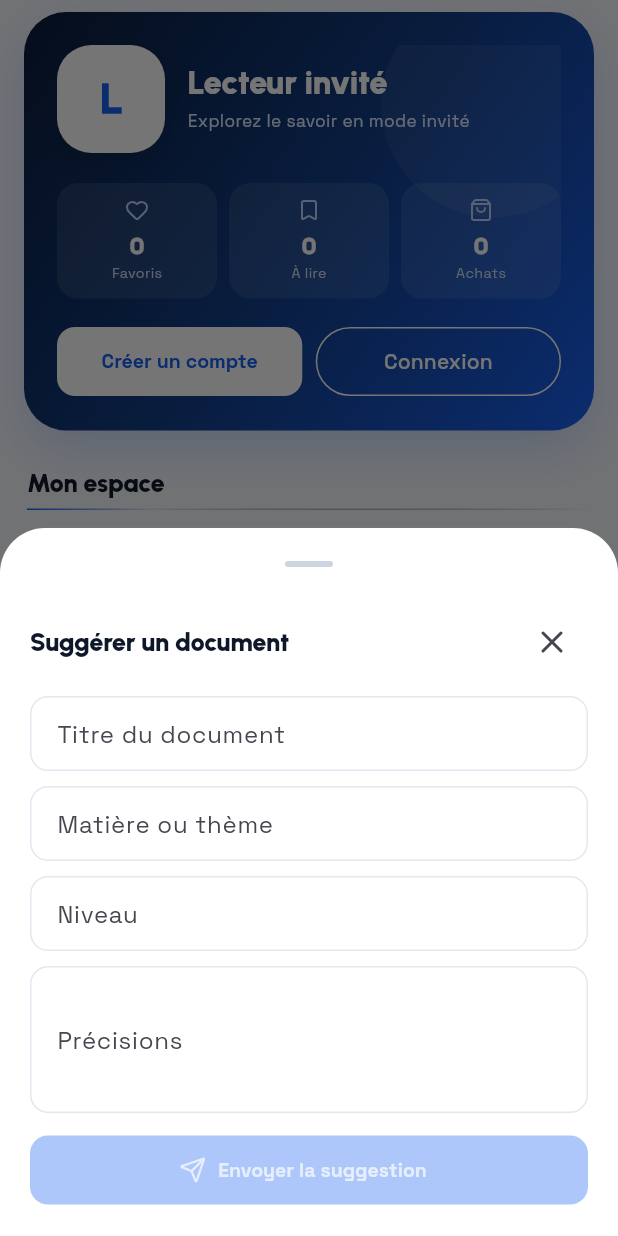
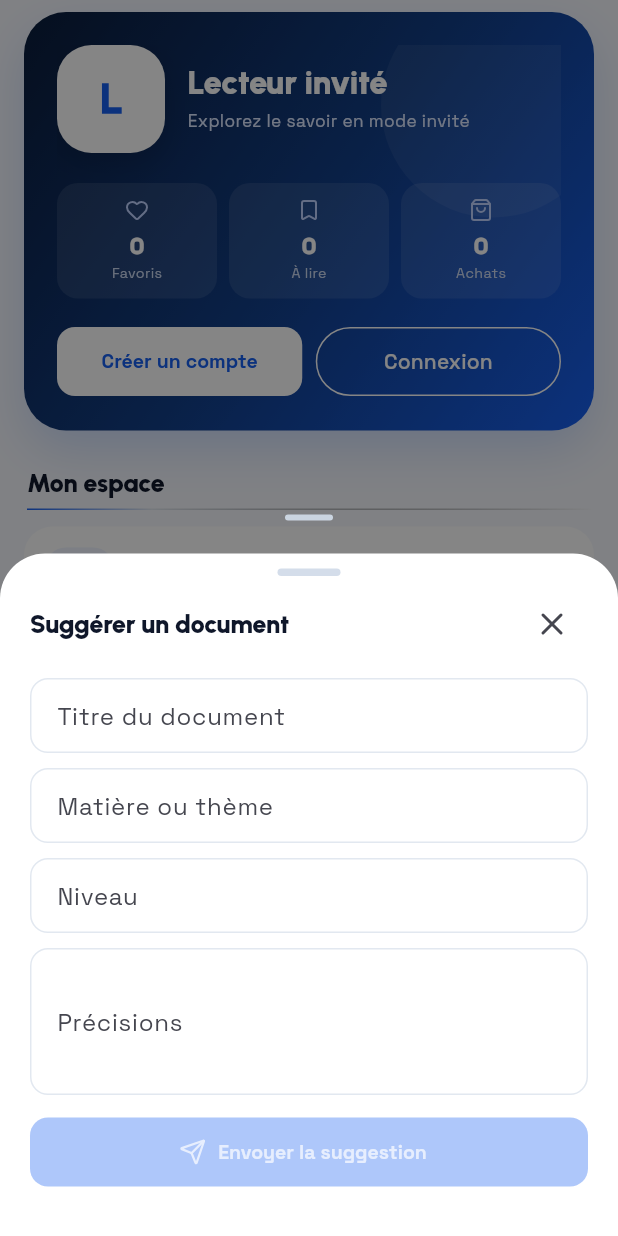
Before and after one commit to aY-Hack-dev/fasobiblio-flutter, a Flutter app: the ProfileScreen widget shown alone on an empty page, opened directly with empty values, after a tap on "Suggérer un document", on a phone screen of 412 x 824 dp. Run offline on Flutter 3.47's test engine with Material 3 defaults, Android fonts, the phone set to English and light mode, and no system bars; our stand-ins replace cached_network_image, connectivity_plus, flutter_markdown, flutter_svg, google_fonts, lucide_icons_flutter and 3 more; missing offline and left inert: pdfrx; accounts and stored records are empty; network calls fail.

Commit message:
UI: keep bottom sheets clear of system navigation

```diff
--- a/lib/screens/profile_screen.dart
+++ b/lib/screens/profile_screen.dart
@@ -17,7 +17,14 @@ class ProfileScreen extends StatelessWidget {
 
   Future<void> _support(BuildContext context) async {
     if (!requireInternet(context, state)) return;
-    final result = await showModalBottomSheet<(String, String)>(context: context, isScrollControlled: true, useSafeArea: true, showDragHandle: true, builder: (_) => const _SupportSheet());
+    final result = await showModalBottomSheet<(String, String)>(
+      context: context,
+      isScrollControlled: true,
+      useSafeArea: true,
+      backgroundColor: Colors.transparent,
+      barrierColor: Colors.black.withValues(alpha: .48),
+      builder: (_) => const _SheetFrame(child: _SupportSheet()),
+    );
     if (result == null || !context.mounted) return;
     try {
       await state.api.sendSupportMessage(type: result.$1, message: result.$2);
@@ -29,7 +36,14 @@ class ProfileScreen extends StatelessWidget {
 
   Future<void> _suggest(BuildContext context) async {
     if (!requireInternet(context, state)) return;
-    final result = await showModalBottomSheet<(String, String, String, String)>(context: context, isScrollControlled: true, useSafeArea: true, showDragHandle: true, builder: (_) => const _SuggestionSheet());
+    final result = await showModalBottomSheet<(String, String, String, String)>(
+      context: context,
+      isScrollControlled: true,
+      useSafeArea: true,
+      backgroundColor: Colors.transparent,
+      barrierColor: Colors.black.withValues(alpha: .48),
+      builder: (_) => const _SheetFrame(child: _SuggestionSheet()),
+    );
     if (result == null || !context.mounted) return;
     try {
       await state.api.sendSuggestion(title: result.$1, subject: result.$2, level: result.$3, details: result.$4);
@@ -194,6 +208,35 @@ class _Menu extends StatelessWidget {
   );
 }
 
+class _SheetFrame extends StatelessWidget {
+  const _SheetFrame({required this.child});
+  final Widget child;
+
+  @override
+  Widget build(BuildContext context) {
+    final dark = Theme.of(context).brightness == Brightness.dark;
+    return SafeArea(
+      top: false,
+      child: Material(
+        color: dark ? const Color(0xFF111B2C) : Colors.white,
+        elevation: 20,
+        shadowColor: Colors.black.withValues(alpha: .2),
+        clipBehavior: Clip.antiAlias,
+        borderRadius: const BorderRadius.vertical(top: Radius.circular(30)),
+        child: Column(
+          mainAxisSize: MainAxisSize.min,
+          children: [
+            const SizedBox(height: 10),
+            Container(width: 42, height: 5, decoration: BoxDecoration(color: dark ? const Color(0xFF43516A) : const Color(0xFFD4DDEA), borderRadius: BorderRadius.circular(10))),
+            Flexible(child: child),
+            SizedBox(height: MediaQuery.viewPaddingOf(context).bottom == 0 ? 10 : 4),
+          ],
+        ),
+      ),
+    );
+  }
+}
+
 class _SupportSheet extends StatefulWidget {
   const _SupportSheet();
   @override
@@ -213,7 +256,7 @@ class _SupportSheetState extends State<_SupportSheet> {
   void dispose() { controller.dispose(); super.dispose(); }
   @override
   Widget build(BuildContext context) => SingleChildScrollView(
-    padding: EdgeInsets.fromLTRB(20, 14, 20, MediaQuery.viewInsetsOf(context).bottom + 20),
+    padding: EdgeInsets.fromLTRB(20, 10, 20, MediaQuery.viewInsetsOf(context).bottom + 22),
     child: Column(mainAxisSize: MainAxisSize.min, crossAxisAlignment: CrossAxisAlignment.start, children: [
       Row(children: [Expanded(child: Text('Contacter Fasobiblio', style: Theme.of(context).textTheme.titleLarge)), IconButton(onPressed: () => Navigator.pop(context), icon: const Icon(AppIcons.close))]),
       const SizedBox(height: 5),
@@ -245,5 +288,20 @@ class _SuggestionSheetState extends State<_SuggestionSheet> {
   @override
   void dispose() { title.dispose(); subject.dispose(); level.dispose(); details.dispose(); super.dispose(); }
   @override
-  Widget build(BuildContext context) => SingleChildScrollView(padding: EdgeInsets.fromLTRB(20, 4, 20, MediaQuery.viewInsetsOf(context).bottom + 20), child: Column(mainAxisSize: MainAxisSize.min, crossAxisAlignment: CrossAxisAlignment.start, children: [Row(children: [Expanded(child: Text('Suggérer un document', style: Theme.of(context).textTheme.titleLarge)), IconButton(onPressed: () => Navigator.pop(context), icon: const Icon(AppIcons.close))]), const SizedBox(height: 12), TextField(controller: title, onChanged: (_) => setState(() {}), decoration: const InputDecoration(labelText: 'Titre du document')), const SizedBox(height: 10), TextField(controller: subject, decoration: const InputDecoration(labelText: 'Matière ou thème')), const SizedBox(height: 10), TextField(controller: level, decoration: const InputDecoration(labelText: 'Niveau')), const SizedBox(height: 10), TextField(controller: details, minLines: 3, maxLines: 5, decoration: const InputDecoration(labelText: 'Précisions')), const SizedBox(height: 14), SizedBox(width: double.infinity, child: FilledButton.icon(onPressed: title.text.trim().length < 2 ? null : () => Navigator.pop(context, (title.text.trim(), subject.text.trim(), level.text.trim(), details.text.trim())), icon: const Icon(AppIcons.send), label: const Text('Envoyer la suggestion')))]));
+  Widget build(BuildContext context) => SingleChildScrollView(
+    padding: EdgeInsets.fromLTRB(20, 8, 20, MediaQuery.viewInsetsOf(context).bottom + 22),
+    child: Column(mainAxisSize: MainAxisSize.min, crossAxisAlignment: CrossAxisAlignment.start, children: [
+      Row(children: [Expanded(child: Text('Suggérer un document', style: Theme.of(context).textTheme.titleLarge)), IconButton(onPressed: () => Navigator.pop(context), icon: const Icon(AppIcons.close))]),
+      const SizedBox(height: 12),
+      TextField(controller: title, onChanged: (_) => setState(() {}), decoration: const InputDecoration(labelText: 'Titre du document')),
+      const SizedBox(height: 10),
+      TextField(controller: subject, decoration: const InputDecoration(labelText: 'Matière ou thème')),
+      const SizedBox(height: 10),
+      TextField(controller: level, decoration: const InputDecoration(labelText: 'Niveau')),
+      const SizedBox(height: 10),
+      TextField(controller: details, minLines: 3, maxLines: 5, decoration: const InputDecoration(labelText: 'Précisions')),
+      const SizedBox(height: 14),
+      SizedBox(width: double.infinity, child: FilledButton.icon(onPressed: title.text.trim().length < 2 ? null : () => Navigator.pop(context, (title.text.trim(), subject.text.trim(), level.text.trim(), details.text.trim())), icon: const Icon(AppIcons.send), label: const Text('Envoyer la suggestion'))),
+    ]),
+  );
 }
```
